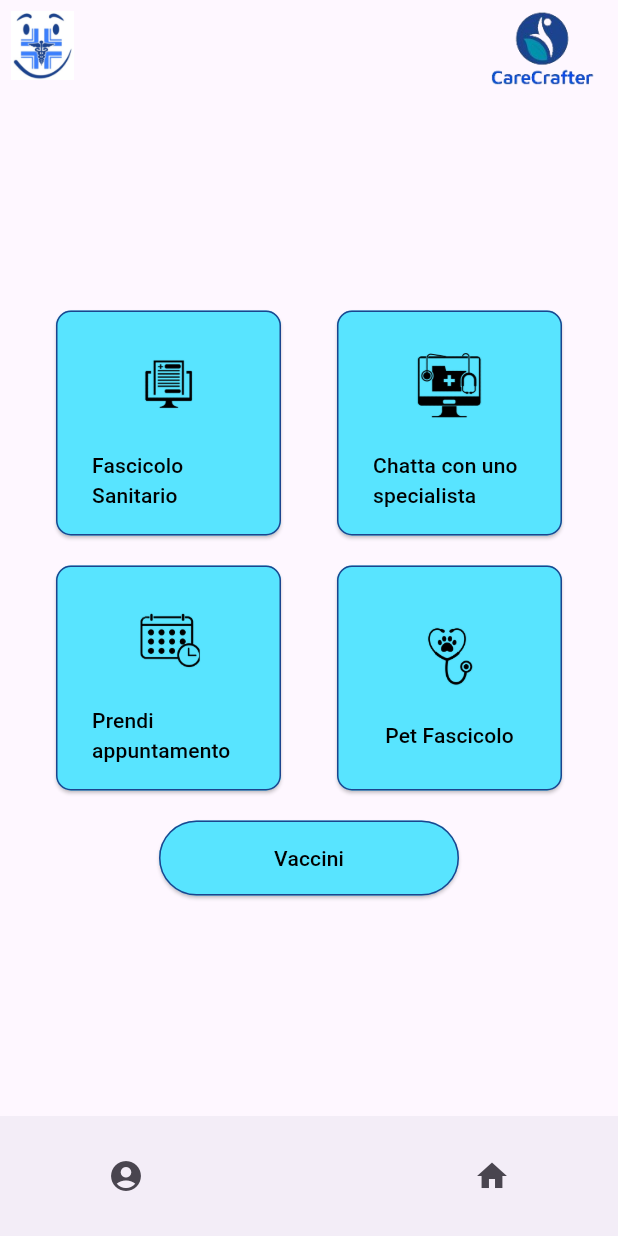
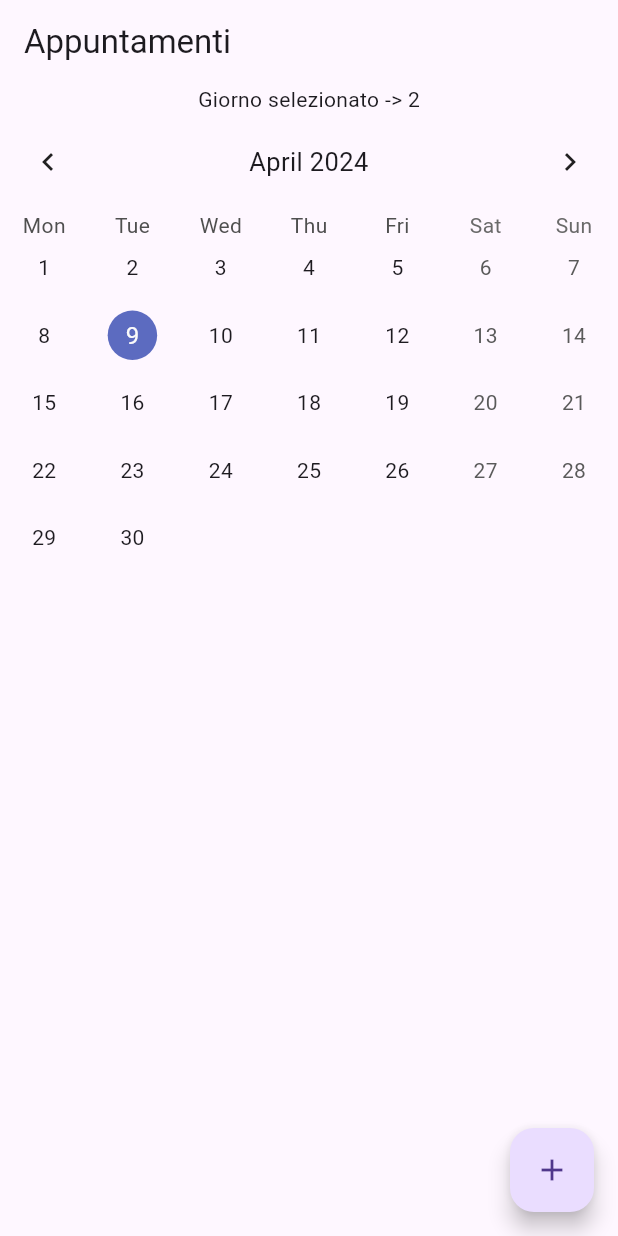
Before and after one commit to Lockyleo1/CareCrafter, a Flutter app: the screen it shows after launch, on a phone screen of 412 x 824 dp. Run offline on Flutter 3.47's test engine with Material 3 defaults, Android fonts, the light colour scheme and no system bars; drawn by our look-alikes of table_calendar; statements that could not run were skipped.

Commit message:
Prima parte - da completare

```diff
--- /dev/null
+++ b/care_crafter/lib/event.dart
@@ -0,0 +1,4 @@
+class Event {
+  final String title;
+  Event(this.title);
+}
--- a/care_crafter/lib/main.dart
+++ b/care_crafter/lib/main.dart
@@ -1,195 +1,317 @@
+// import 'package:flutter/material.dart';
+// import 'widgets/custom_bottom_navigation_bar.dart';
+
+// void main() {
+//   WidgetsFlutterBinding.ensureInitialized();
+//   runApp(HomePageCareCrafter());
+// }
+
+// class HomePageCareCrafter extends StatelessWidget {
+//   @override
+//   Widget build(BuildContext context) {
+//     return MaterialApp(
+//       home: Scaffold(
+//         appBar: PreferredSize(
+//           preferredSize: Size.fromHeight(60),
+//           child: AppBar(
+//             toolbarHeight: 60,
+//             leading: Padding(
+//               padding: EdgeInsets.all(4.0),
+//               child: Container(
+//                 width: 40,
+//                 height: 40,
+//                 // Aggiungi padding al logo blu
+//                 padding: EdgeInsets.all(3.0),
+//                 child: Image.asset(
+//                   "assets/Immagini_CareCrafter/LogoBlu.png",
+//                   fit: BoxFit.cover,
+//                 ),
+//               ),
+//             ),
+//             actions: [
+//               Padding(
+//                 padding: EdgeInsets.all(0),
+//                 child: Container(
+//                   width: 100,
+//                   height: 100,
+//                   child: Image.asset(
+//                     "assets/Immagini_CareCrafter/logoCareCrafterR.png",
+//                     fit: BoxFit.cover,
+//                   ),
+//                 ),
+//               ),
+//             ],
+//           ),
+//         ),
+//         body: _buildBody(),
+//         bottomNavigationBar: CustomBottomNavigationBar(),
+//       ),
+//     );
+//   }
+
+//   Widget _buildBody() {
+//     return Center(
+//       child: Column(
+//         mainAxisAlignment: MainAxisAlignment.center,
+//         children: <Widget>[
+//           Row(
+//             mainAxisAlignment: MainAxisAlignment.spaceEvenly,
+//             children: <Widget>[
+//               _buildSquareButton('Fascicolo Sanitario',
+//                   "assets/Immagini_CareCrafter/FascicoloElettronico.png"),
+//               _buildSquareButton('Chatta con uno specialista',
+//                   "assets/Immagini_CareCrafter/ChattaConSpecialista.png"),
+//             ],
+//           ),
+//           SizedBox(height: 20),
+//           Row(
+//             mainAxisAlignment: MainAxisAlignment.spaceEvenly,
+//             children: <Widget>[
+//               _buildSquareButton('Prendi appuntamento',
+//                   "assets/Immagini_CareCrafter/Calendar.png"),
+//               _buildSquareButton('Pet Fascicolo',
+//                   "assets/Immagini_CareCrafter/Veterinario.png"),
+//             ],
+//           ),
+//           SizedBox(height: 20),
+//           _buildRoundedButton('Vaccini'),
+//         ],
+//       ),
+//     );
+//   }
+
+//   Widget _buildSquareButton(String text, String iconData) {
+//     return Container(
+//         width: 150,
+//         height: 150,
+//         child: ElevatedButton(
+//           style: ElevatedButton.styleFrom(
+//             backgroundColor: Color(0xFF58E4FF),
+//             shape: RoundedRectangleBorder(
+//               borderRadius: BorderRadius.circular(10.0),
+//               side: BorderSide(color: Color(0xFF1C448E)),
+//             ),
+//           ),
+//           onPressed: () {
+//             print('Button clicked: $text');
+//           },
+//           child: Column(
+//             mainAxisAlignment: MainAxisAlignment.center,
+//             children: <Widget>[
+//               Padding(
+//                 padding: EdgeInsets.all(8.0),
+//                 child: Image.asset(
+//                   iconData,
+//                   width: 50,
+//                   height: 50,
+//                   color: Colors.black,
+//                 ),
+//               ),
+//               SizedBox(height: 10),
+//               Text(
+//                 text,
+//                 style: TextStyle(color: Colors.black),
+//               ),
+//             ],
+//           ),
+//         ));
+//   }
+
+//   Widget _buildCircularButton(
+//       BuildContext context, String username, String imagePath) {
+//     return GestureDetector(
+//       onTap: () {
+//         // Handle button tap, for example, navigate to user details page
+//       },
+//       child: Column(
+//         children: [
+//           Container(
+//             width: 150,
+//             height: 150,
+//             decoration: BoxDecoration(
+//               shape: BoxShape.circle,
+//               image: DecorationImage(
+//                 image: AssetImage(imagePath),
+//                 fit: BoxFit.cover,
+//               ),
+//             ),
+//           ),
+//           SizedBox(height: 10), // Spazio tra il cerchio e la scritta
+//           Text(
+//             username,
+//             style: TextStyle(
+//                 color: Colors.black,
+//                 decoration: TextDecoration.underline,
+//                 fontSize: 18), // Aumento della dimensione del carattere
+//           ),
+//         ],
+//       ),
+//     );
+//   }
+
+//   Widget _buildAddUserButton(BuildContext context) {
+//     return GestureDetector(
+//       onTap: () {
+//         // Handle add user button tap, for example, navigate to add user page
+//       },
+//       child: Container(
+//         width: 150,
+//         height: 150,
+//         decoration: BoxDecoration(
+//           shape: BoxShape.circle,
+//           color: Colors.grey,
+//         ),
+//         child: Icon(
+//           Icons.add,
+//           color: Colors.white,
+//           size: 50,
+//         ),
+//       ),
+//     );
+//   }
+
+//   Widget _buildRoundedButton(String text) {
+//     return Container(
+//       width: 200,
+//       height: 50,
+//       child: ElevatedButton(
+//         style: ElevatedButton.styleFrom(
+//           backgroundColor: Color(0xFF58E4FF),
+//           shape: RoundedRectangleBorder(
+//             borderRadius: BorderRadius.circular(30.0),
+//             side: BorderSide(color: Color(0xFF1C448E)),
+//           ),
+//         ),
+//         onPressed: () {
+//           print('Button clicked: $text');
+//         },
+//         child: Text(
+//           text,
+//           style: TextStyle(color: Colors.black),
+//         ),
+//       ),
+//     );
+//   }
+// }
+
 import 'package:flutter/material.dart';
-import 'widgets/custom_bottom_navigation_bar.dart';
+import 'package:table_calendar/table_calendar.dart';
+
+import 'event.dart';
 
 void main() {
-  WidgetsFlutterBinding.ensureInitialized();
-  runApp(HomePageCareCrafter());
+  runApp(MaterialApp(
+    home: MyApp(),
+  ));
 }
 
-class HomePageCareCrafter extends StatelessWidget {
+class MyApp extends StatefulWidget {
+  const MyApp({super.key});
+
+  @override
+  State<MyApp> createState() => _MyAppState();
+}
+
+class _MyAppState extends State<MyApp> {
+  DateTime _focusedDay=DateTime.now();
+  CalendarFormat _calendarFormat = CalendarFormat.month;
+  DateTime? _selectedDay;
+  Map<DateTime, List<Event>> events={};
+  TextEditingController _eventController=TextEditingController();
+  late final ValueNotifier<List<Event>> _selectedEvents;
+
+  @override
+  void initState() {
+    super.initState();
+    _selectedDay = _focusedDay;
+    _selectedEvents = ValueNotifier(_getEventsForDay(_selectedDay!));
+
+  }
+
+  @override
+  void dispose() {
+    super.dispose();
+  }
+
+List<Event> _getEventsForDay(DateTime day) {
+  return events[day] ?? [];
+}
+  void _onDaySelected(DateTime day, DateTime focusedDay) {
+    setState(() {
+      _focusedDay = day;
+      });
+  }
+
   @override
   Widget build(BuildContext context) {
-    return MaterialApp(
-      home: Scaffold(
-        appBar: PreferredSize(
-          preferredSize: Size.fromHeight(60),
-          child: AppBar(
-            toolbarHeight: 60,
-            leading: Padding(
-              padding: EdgeInsets.all(4.0),
-              child: Container(
-                width: 40,
-                height: 40,
-                // Aggiungi padding al logo blu
-                padding: EdgeInsets.all(3.0),
-                child: Image.asset(
-                  "assets/Immagini_CareCrafter/LogoBlu.png",
-                  fit: BoxFit.cover,
-                ),
-              ),
+    return Scaffold(
+      appBar: AppBar(
+        title: Text('Appuntamenti'),
+      ),
+      floatingActionButton: FloatingActionButton(onPressed: () {
+        showDialog(context: context, builder: (context) {
+          return AlertDialog(
+            scrollable: true,
+            title: Text("Nome Evento"),
+            content: Padding(padding: EdgeInsets.all(8.0),
+            child: TextField(
+              controller: _eventController,
+            ),
             ),
             actions: [
-              Padding(
-                padding: EdgeInsets.all(0),
-                child: Container(
-                  width: 100,
-                  height: 100,
-                  child: Image.asset(
-                    "assets/Immagini_CareCrafter/logoCareCrafterR.png",
-                    fit: BoxFit.cover,
-                  ),
-                ),
-              ),
+              ElevatedButton(onPressed: () {
+                events.addAll({
+                  _selectedDay! : [
+                    Event(_eventController.text)
+                  ]
+                })
+                Navigator.of(context).pop();
+              }, child: Text("Submit"),
+              )
             ],
-          ),
-        ),
-        body: _buildBody(),
-        bottomNavigationBar: CustomBottomNavigationBar(),
+          )
+        })
+      },
+      child: Icon(Icons.add),
       ),
+      body: content(),
     );
   }
 
-  Widget _buildBody() {
-    return Center(
-      child: Column(
-        mainAxisAlignment: MainAxisAlignment.center,
-        children: <Widget>[
-          Row(
-            mainAxisAlignment: MainAxisAlignment.spaceEvenly,
-            children: <Widget>[
-              _buildSquareButton('Fascicolo Sanitario',
-                  "assets/Immagini_CareCrafter/FascicoloElettronico.png"),
-              _buildSquareButton('Chatta con uno specialista',
-                  "assets/Immagini_CareCrafter/ChattaConSpecialista.png"),
-            ],
-          ),
-          SizedBox(height: 20),
-          Row(
-            mainAxisAlignment: MainAxisAlignment.spaceEvenly,
-            children: <Widget>[
-              _buildSquareButton('Prendi appuntamento',
-                  "assets/Immagini_CareCrafter/Calendar.png"),
-              _buildSquareButton('Pet Fascicolo',
-                  "assets/Immagini_CareCrafter/Veterinario.png"),
-            ],
-          ),
-          SizedBox(height: 20),
-          _buildRoundedButton('Vaccini'),
-        ],
-      ),
-    );
-  }
-
-  Widget _buildSquareButton(String text, String iconData) {
-    return Container(
-        width: 150,
-        height: 150,
-        child: ElevatedButton(
-          style: ElevatedButton.styleFrom(
-            backgroundColor: Color(0xFF58E4FF),
-            shape: RoundedRectangleBorder(
-              borderRadius: BorderRadius.circular(10.0),
-              side: BorderSide(color: Color(0xFF1C448E)),
+  Widget content() {
+    return Column(
+      children: [
+        Text("Giorno selezionato -> " + _focusedDay.toString().split("")[0]),
+        Container(
+          child: TableCalendar(
+            locale: "en_US",
+            rowHeight: 45,
+            headerStyle: HeaderStyle(formatButtonVisible: false, titleCentered: true),
+            availableGestures: AvailableGestures.all,
+            selectedDayPredicate: (day) => isSameDay(day, _focusedDay),
+            focusedDay: _focusedDay,
+            calendarFormat: _calendarFormat,
+            startingDayOfWeek: StartingDayOfWeek.monday,
+            firstDay: DateTime.utc(2000,1,1),
+            lastDay: DateTime.utc(3000,1,1),
+            onDaySelected: _onDaySelected,
+            eventLoader: _getEventsForDay,
+            calendarStyle: CalendarStyle(
+              outsideDaysVisible: false,
             ),
-          ),
-          onPressed: () {
-            print('Button clicked: $text');
-          },
-          child: Column(
-            mainAxisAlignment: MainAxisAlignment.center,
-            children: <Widget>[
-              Padding(
-                padding: EdgeInsets.all(8.0),
-                child: Image.asset(
-                  iconData,
-                  width: 50,
-                  height: 50,
-                  color: Colors.black,
-                ),
-              ),
-              SizedBox(height: 10),
-              Text(
-                text,
-                style: TextStyle(color: Colors.black),
-              ),
-            ],
-          ),
-        ));
-  }
-
-  Widget _buildCircularButton(
-      BuildContext context, String username, String imagePath) {
-    return GestureDetector(
-      onTap: () {
-        // Handle button tap, for example, navigate to user details page
-      },
-      child: Column(
-        children: [
-          Container(
-            width: 150,
-            height: 150,
-            decoration: BoxDecoration(
-              shape: BoxShape.circle,
-              image: DecorationImage(
-                image: AssetImage(imagePath),
-                fit: BoxFit.cover,
-              ),
-            ),
-          ),
-          SizedBox(height: 10), // Spazio tra il cerchio e la scritta
-          Text(
-            username,
-            style: TextStyle(
-                color: Colors.black,
-                decoration: TextDecoration.underline,
-                fontSize: 18), // Aumento della dimensione del carattere
-          ),
-        ],
-      ),
-    );
-  }
-
-  Widget _buildAddUserButton(BuildContext context) {
-    return GestureDetector(
-      onTap: () {
-        // Handle add user button tap, for example, navigate to add user page
-      },
-      child: Container(
-        width: 150,
-        height: 150,
-        decoration: BoxDecoration(
-          shape: BoxShape.circle,
-          color: Colors.grey,
-        ),
-        child: Icon(
-          Icons.add,
-          color: Colors.white,
-          size: 50,
-        ),
-      ),
-    );
-  }
-
-  Widget _buildRoundedButton(String text) {
-    return Container(
-      width: 200,
-      height: 50,
-      child: ElevatedButton(
-        style: ElevatedButton.styleFrom(
-          backgroundColor: Color(0xFF58E4FF),
-          shape: RoundedRectangleBorder(
-            borderRadius: BorderRadius.circular(30.0),
-            side: BorderSide(color: Color(0xFF1C448E)),
+            onFormatChanged: (format) {
+              if(_calendarFormat!=format){
+                setState(() {
+                  _calendarFormat = format;
+                });
+              }
+            },
+            onPageChanged: (focusedDay) {
+              _focusedDay = focusedDay;
+            },
           ),
         ),
-        onPressed: () {
-          print('Button clicked: $text');
-        },
-        child: Text(
-          text,
-          style: TextStyle(color: Colors.black),
-        ),
-      ),
+      ],
     );
   }
 }
--- a/care_crafter/pubspec.yaml
+++ b/care_crafter/pubspec.yaml
@@ -24,6 +24,7 @@ environment:
 dependencies:
   flutter:
     sdk: flutter
+  table_calendar: ^3.1.0
 
   cupertino_icons: ^1.0.6
   flutter_pdfview: ^1.3.2
```
Also changed, not shown: care_crafter/pubspec.lock.
